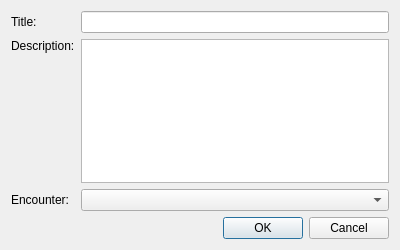
The window that DMHelper/src/mapmarkerdialog.ui (MMetze/DMHelper) describes before a commit, drawn with Qt 5.
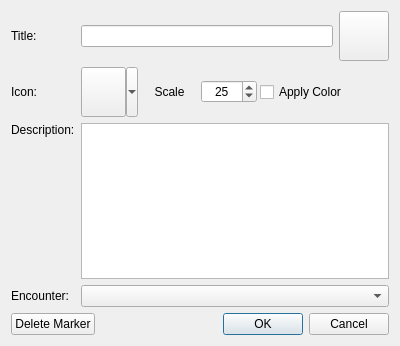
The same window after the commit. Icons and pictures are not drawn. Custom widgets are drawn as their Qt base class.

Commit message:
Colorization of markers complete
Now just need to turn them on and off properly, also for publishing

Patch:
```diff
--- a/DMHelper/src/mapmarkerdialog.ui
+++ b/DMHelper/src/mapmarkerdialog.ui
@@ -7,7 +7,7 @@
     <x>0</x>
     <y>0</y>
     <width>400</width>
-    <height>250</height>
+    <height>346</height>
    </rect>
   </property>
   <property name="minimumSize">
@@ -19,53 +19,297 @@
   <property name="windowTitle">
    <string>Edit Marker</string>
   </property>
-  <layout class="QGridLayout" name="gridLayout">
-   <item row="4" column="0">
-    <widget class="QLabel" name="label_3">
-     <property name="text">
-      <string>Encounter:</string>
-     </property>
-    </widget>
+  <layout class="QVBoxLayout" name="verticalLayout_3">
+   <item>
+    <layout class="QFormLayout" name="formLayout">
+     <item row="0" column="0">
+      <layout class="QVBoxLayout" name="verticalLayout">
+       <property name="spacing">
+        <number>0</number>
+       </property>
+       <item>
+        <spacer name="verticalSpacer_3">
+         <property name="orientation">
+          <enum>Qt::Vertical</enum>
+         </property>
+         <property name="sizeHint" stdset="0">
+          <size>
+           <width>20</width>
+           <height>5</height>
+          </size>
+         </property>
+        </spacer>
+       </item>
+       <item>
+        <widget class="QLabel" name="label">
+         <property name="text">
+          <string>Title:</string>
+         </property>
+        </widget>
+       </item>
+       <item>
+        <spacer name="verticalSpacer_4">
+         <property name="orientation">
+          <enum>Qt::Vertical</enum>
+         </property>
+         <property name="sizeHint" stdset="0">
+          <size>
+           <width>20</width>
+           <height>5</height>
+          </size>
+         </property>
+        </spacer>
+       </item>
+      </layout>
+     </item>
+     <item row="0" column="1">
+      <layout class="QHBoxLayout" name="horizontalLayout_3">
+       <item>
+        <widget class="QLineEdit" name="edtTitle"/>
+       </item>
+       <item>
+        <widget class="ColorPushButton" name="btnColor">
+         <property name="sizePolicy">
+          <sizepolicy hsizetype="Fixed" vsizetype="Fixed">
+           <horstretch>0</horstretch>
+           <verstretch>0</verstretch>
+          </sizepolicy>
+         </property>
+         <property name="minimumSize">
+          <size>
+           <width>50</width>
+           <height>50</height>
+          </size>
+         </property>
+         <property name="maximumSize">
+          <size>
+           <width>50</width>
+           <height>50</height>
+          </size>
+         </property>
+         <property name="text">
+          <string/>
+         </property>
+        </widget>
+       </item>
+      </layout>
+     </item>
+     <item row="1" column="0">
+      <layout class="QVBoxLayout" name="verticalLayout_2">
+       <property name="spacing">
+        <number>0</number>
+       </property>
+       <item>
+        <spacer name="verticalSpacer">
+         <property name="orientation">
+          <enum>Qt::Vertical</enum>
+         </property>
+         <property name="sizeHint" stdset="0">
+          <size>
+           <width>20</width>
+           <height>5</height>
+          </size>
+         </property>
+        </spacer>
+       </item>
+       <item>
+        <widget class="QLabel" name="label_4">
+         <property name="text">
+          <string>Icon:</string>
+         </property>
+        </widget>
+       </item>
+       <item>
+        <spacer name="verticalSpacer_2">
+         <property name="orientation">
+          <enum>Qt::Vertical</enum>
+         </property>
+         <property name="sizeHint" stdset="0">
+          <size>
+           <width>20</width>
+           <height>5</height>
+          </size>
+         </property>
+        </spacer>
+       </item>
+      </layout>
+     </item>
+     <item row="1" column="1">
+      <layout class="QHBoxLayout" name="horizontalLayout_2">
+       <property name="spacing">
+        <number>3</number>
+       </property>
+       <item>
+        <widget class="QToolButton" name="btnIcon">
+         <property name="minimumSize">
+          <size>
+           <width>57</width>
+           <height>50</height>
+          </size>
+         </property>
+         <property name="maximumSize">
+          <size>
+           <width>57</width>
+           <height>50</height>
+          </size>
+         </property>
+         <property name="toolTip">
+          <string>Show the party icon</string>
+         </property>
+         <property name="icon">
+          <iconset resource="resources.qrc">
+           <normaloff>:/img/data/icon_pin.png</normaloff>:/img/data/icon_pin.png</iconset>
+         </property>
+         <property name="iconSize">
+          <size>
+           <width>40</width>
+           <height>40</height>
+          </size>
+         </property>
+         <property name="checkable">
+          <bool>false</bool>
+         </property>
+         <property name="popupMode">
+          <enum>QToolButton::MenuButtonPopup</enum>
+         </property>
+        </widget>
+       </item>
+       <item>
+        <layout class="QHBoxLayout" name="horizontalLayout_4">
+         <item>
+          <widget class="QLabel" name="lblScale">
+           <property name="text">
+            <string>Scale</string>
+           </property>
+           <property name="alignment">
+            <set>Qt::AlignCenter</set>
+           </property>
+          </widget>
+         </item>
+         <item>
+          <widget class="QSpinBox" name="spinScale">
+           <property name="toolTip">
+            <string>Set the scale of the party icon</string>
+           </property>
+           <property name="alignment">
+            <set>Qt::AlignCenter</set>
+           </property>
+           <property name="minimum">
+            <number>1</number>
+           </property>
+           <property name="maximum">
+            <number>999</number>
+           </property>
+           <property name="value">
+            <number>25</number>
+           </property>
+          </widget>
+         </item>
+        </layout>
+       </item>
+       <item>
+        <widget class="QCheckBox" name="chkApplyColor">
+         <property name="text">
+          <string>Apply Color</string>
+         </property>
+        </widget>
+       </item>
+       <item>
+        <spacer name="horizontalSpacer_3">
+         <property name="orientation">
+          <enum>Qt::Horizontal</enum>
+         </property>
+         <property name="sizeType">
+          <enum>QSizePolicy::Preferred</enum>
+         </property>
+         <property name="sizeHint" stdset="0">
+          <size>
+           <width>13</width>
+           <height>17</height>
+          </size>
+         </property>
+        </spacer>
+       </item>
+      </layout>
+     </item>
+     <item row="2" column="0">
+      <widget class="QLabel" name="label_2">
+       <property name="text">
+        <string>Description:</string>
+       </property>
+       <property name="alignment">
+        <set>Qt::AlignLeading|Qt::AlignLeft|Qt::AlignTop</set>
+       </property>
+      </widget>
+     </item>
+     <item row="2" column="1">
+      <widget class="QTextEdit" name="txtDescription"/>
+     </item>
+     <item row="3" column="0">
+      <widget class="QLabel" name="label_3">
+       <property name="text">
+        <string>Encounter:</string>
+       </property>
+      </widget>
+     </item>
+     <item row="3" column="1">
+      <widget class="QComboBox" name="cmbEncounter"/>
+     </item>
+    </layout>
    </item>
-   <item row="0" column="0">
-    <widget class="QLabel" name="label">
-     <property name="text">
-      <string>Title:</string>
-     </property>
-    </widget>
-   </item>
-   <item row="0" column="1">
-    <widget class="QLineEdit" name="edtTitle"/>
-   </item>
-   <item row="2" column="0">
-    <widget class="QLabel" name="label_2">
-     <property name="text">
-      <string>Description:</string>
-     </property>
-     <property name="alignment">
-      <set>Qt::AlignLeading|Qt::AlignLeft|Qt::AlignTop</set>
-     </property>
-    </widget>
-   </item>
-   <item row="2" column="1">
-    <widget class="QTextEdit" name="txtDescription"/>
-   </item>
-   <item row="6" column="0" colspan="2">
-    <widget class="QDialogButtonBox" name="buttonBox">
-     <property name="orientation">
-      <enum>Qt::Horizontal</enum>
-     </property>
-     <property name="standardButtons">
-      <set>QDialogButtonBox::Cancel|QDialogButtonBox::Ok</set>
-     </property>
-    </widget>
-   </item>
-   <item row="4" column="1">
-    <widget class="QComboBox" name="cmbEncounter"/>
+   <item>
+    <layout class="QHBoxLayout" name="horizontalLayout">
+     <item>
+      <widget class="QPushButton" name="btnDelete">
+       <property name="text">
+        <string>Delete Marker</string>
+       </property>
+      </widget>
+     </item>
+     <item>
+      <spacer name="horizontalSpacer">
+       <property name="orientation">
+        <enum>Qt::Horizontal</enum>
+       </property>
+       <property name="sizeHint" stdset="0">
+        <size>
+         <width>40</width>
+         <height>20</height>
+        </size>
+       </property>
+      </spacer>
+     </item>
+     <item>
+      <widget class="QPushButton" name="btnOK">
+       <property name="text">
+        <string>OK</string>
+       </property>
+       <property name="default">
+        <bool>true</bool>
+       </property>
+      </widget>
+     </item>
+     <item>
+      <widget class="QPushButton" name="btnCancel">
+       <property name="text">
+        <string>Cancel</string>
+       </property>
+      </widget>
+     </item>
+    </layout>
    </item>
   </layout>
  </widget>
- <resources/>
+ <customwidgets>
+  <customwidget>
+   <class>ColorPushButton</class>
+   <extends>QPushButton</extends>
+   <header>colorpushbutton.h</header>
+  </customwidget>
+ </customwidgets>
+ <resources>
+  <include location="resources.qrc"/>
+ </resources>
  <connections>
   <connection>
    <sender>buttonBox</sender>
```
Left out of the diff: 24 changed lines with no effect on the pictures. The commit also changes 32 other files.
